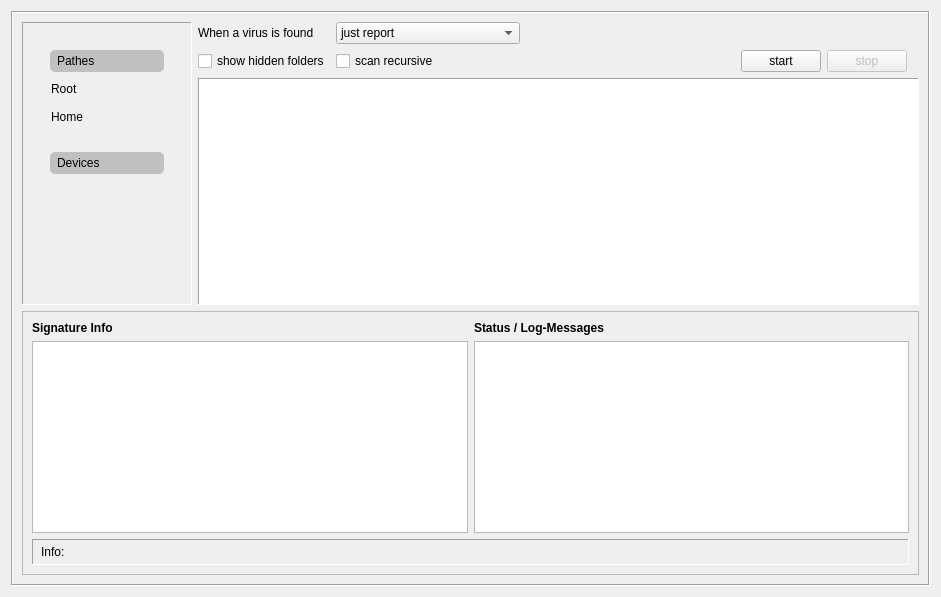
The window that ui/scantab.ui (robinking623/clamav-gui) describes before a commit, drawn with Qt 5.
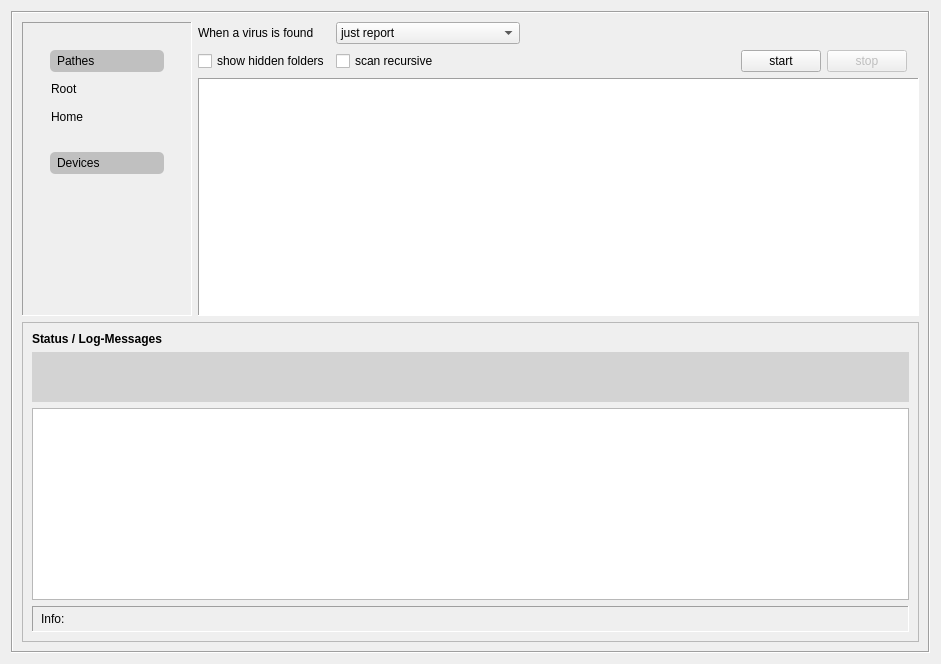
The same window after the commit. Icons and pictures are not drawn.

Diff of the .ui file:
```diff
--- a/ui/scantab.ui
+++ b/ui/scantab.ui
@@ -7,7 +7,7 @@
     <x>0</x>
     <y>0</y>
     <width>941</width>
-    <height>597</height>
+    <height>664</height>
    </rect>
   </property>
   <property name="windowTitle">
@@ -171,12 +171,18 @@
            <x>0</x>
            <y>0</y>
            <width>168</width>
-           <height>277</height>
+           <height>288</height>
           </rect>
          </property>
          <layout class="QVBoxLayout" name="verticalLayout">
           <item>
            <widget class="QFrame" name="deviceFrame">
+            <property name="sizePolicy">
+             <sizepolicy hsizetype="Preferred" vsizetype="Preferred">
+              <horstretch>0</horstretch>
+              <verstretch>20</verstretch>
+             </sizepolicy>
+            </property>
             <property name="minimumSize">
              <size>
               <width>150</width>
@@ -323,6 +329,12 @@
       </item>
       <item row="3" column="0" colspan="4">
        <widget class="QFrame" name="logStatusFrame">
+        <property name="sizePolicy">
+         <sizepolicy hsizetype="Preferred" vsizetype="Minimum">
+          <horstretch>0</horstretch>
+          <verstretch>0</verstretch>
+         </sizepolicy>
+        </property>
         <property name="minimumSize">
          <size>
           <width>0</width>
@@ -336,44 +348,14 @@
          <enum>QFrame::Raised</enum>
         </property>
         <layout class="QGridLayout" name="gridLayout_3">
-         <item row="0" column="0">
-          <widget class="QLabel" name="label">
-           <property name="styleSheet">
-            <string notr="true">font-weight:bold</string>
-           </property>
-           <property name="text">
-            <string>Signature Info</string>
-           </property>
-          </widget>
-         </item>
-         <item row="0" column="1">
-          <widget class="QLabel" name="logHeaderLabel">
-           <property name="styleSheet">
-            <string notr="true">font-weight:bold</string>
-           </property>
-           <property name="text">
-            <string>Status / Log-Messages</string>
-           </property>
-          </widget>
-         </item>
-         <item row="1" column="0">
-          <widget class="QTextBrowser" name="versionTextBrowser"/>
-         </item>
-         <item row="1" column="1">
-          <widget class="QPlainTextEdit" name="logPlainTextEdit">
-           <property name="styleSheet">
-            <string notr="true"/>
-           </property>
-           <property name="readOnly">
-            <bool>true</bool>
-           </property>
-           <property name="centerOnScroll">
-            <bool>false</bool>
-           </property>
-          </widget>
-         </item>
-         <item row="2" column="0" colspan="2">
+         <item row="3" column="0" colspan="3">
           <widget class="QLabel" name="currentFileLabel">
+           <property name="sizePolicy">
+            <sizepolicy hsizetype="Preferred" vsizetype="Preferred">
+             <horstretch>1</horstretch>
+             <verstretch>0</verstretch>
+            </sizepolicy>
+           </property>
            <property name="styleSheet">
             <string notr="true">padding:5px</string>
            </property>
@@ -388,6 +370,72 @@
            </property>
           </widget>
          </item>
+         <item row="2" column="0" colspan="3">
+          <widget class="QPlainTextEdit" name="logPlainTextEdit">
+           <property name="sizePolicy">
+            <sizepolicy hsizetype="Expanding" vsizetype="Expanding">
+             <horstretch>0</horstretch>
+             <verstretch>0</verstretch>
+            </sizepolicy>
+           </property>
+           <property name="styleSheet">
+            <string notr="true"/>
+           </property>
+           <property name="readOnly">
+            <bool>true</bool>
+           </property>
+           <property name="centerOnScroll">
+            <bool>false</bool>
+           </property>
+          </widget>
+         </item>
+         <item row="0" column="0" colspan="2">
+          <widget class="QLabel" name="logHeaderLabel">
+           <property name="sizePolicy">
+            <sizepolicy hsizetype="Preferred" vsizetype="Preferred">
+             <horstretch>1</horstretch>
+             <verstretch>0</verstretch>
+            </sizepolicy>
+           </property>
+           <property name="styleSheet">
+            <string notr="true">font-weight:bold</string>
+           </property>
+           <property name="text">
+            <string>Status / Log-Messages</string>
+           </property>
+          </widget>
+         </item>
+         <item row="1" column="0" colspan="3">
+          <widget class="QTextBrowser" name="signatureInfoLabel">
+           <property name="sizePolicy">
+            <sizepolicy hsizetype="Expanding" vsizetype="Minimum">
+             <horstretch>6</horstretch>
+             <verstretch>0</verstretch>
+            </sizepolicy>
+           </property>
+           <property name="maximumSize">
+            <size>
+             <width>16777215</width>
+             <height>50</height>
+            </size>
+           </property>
+           <property name="autoFillBackground">
+            <bool>true</bool>
+           </property>
+           <property name="styleSheet">
+            <string notr="true">background-color:lightgrey</string>
+           </property>
+           <property name="frameShape">
+            <enum>QFrame::NoFrame</enum>
+           </property>
+           <property name="verticalScrollBarPolicy">
+            <enum>Qt::ScrollBarAlwaysOff</enum>
+           </property>
+           <property name="horizontalScrollBarPolicy">
+            <enum>Qt::ScrollBarAlwaysOff</enum>
+           </property>
+          </widget>
+         </item>
         </layout>
        </widget>
       </item>
```
Left out of the diff: 256 changed lines with no effect on the pictures.
